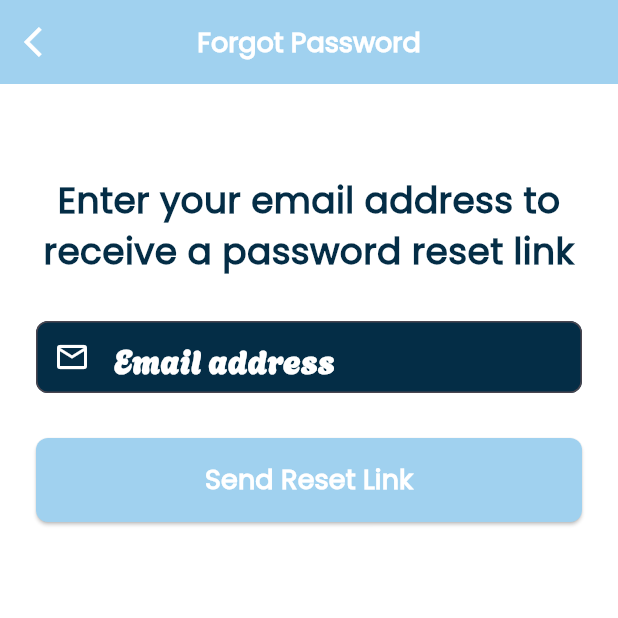
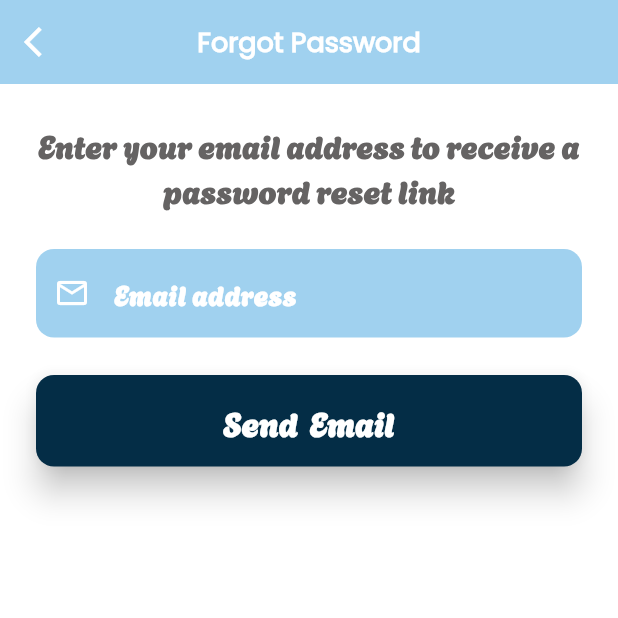
Before and after one commit to fatenhassen/heart_guardian-main, a Flutter app: the screen it shows after launch, after a tap on "Forgot password?", on a phone screen of 412 x 824 dp, the top half of it. Run offline on Flutter 3.47's test engine with Material 3 defaults, Android fonts, the phone set to English and light mode, and no system bars; our stand-ins replace curved_navigation_bar, easy_localization, firebase_auth, firebase_core, firebase_database, flutter_svg and 3 more; accounts and stored records are empty; network calls fail.

Commit message:
scound commit

```diff
--- a/lib/main.dart
+++ b/lib/main.dart
@@ -1,5 +1,7 @@
 import 'package:firebase_core/firebase_core.dart';
 import 'package:flutter/material.dart';
+import 'package:heart_guardian/widgets/NewPasswordScreen.dart';
+import 'package:heart_guardian/widgets/VerifyCodeScreen.dart';
 import 'package:provider/provider.dart';
 import 'package:easy_localization/easy_localization.dart';
 import 'package:heart_guardian/core/app_theme.dart';
--- a/lib/screen/login_view.dart
+++ b/lib/screen/login_view.dart
@@ -1,10 +1,11 @@
 import 'dart:convert';
 import 'dart:ui';
 import 'package:flutter/material.dart';
-
 import 'package:heart_guardian/widgets/forget_password.dart';
 import 'package:http/http.dart' as http;
 import 'package:shared_preferences/shared_preferences.dart';
+import 'package:easy_localization/easy_localization.dart';
+
 import 'home_view.dart';
 import 'signup_view.dart';
 
@@ -38,6 +39,8 @@ class _LoginViewState extends State<LoginView> {
         final int userId = responseData['user_id'];
         await prefs.setInt('user_id', userId);
 
+        if (!mounted) return;
+
         showDialog(
           context: context,
           barrierDismissible: false,
@@ -63,17 +66,17 @@ class _LoginViewState extends State<LoginView> {
                       ),
                       child: Column(
                         mainAxisSize: MainAxisSize.min,
-                        children: const [
-                          Icon(
+                        children: [
+                          const Icon(
                             Icons.check_circle,
                             color: Colors.white,
                             size: 60,
                           ),
-                          SizedBox(height: 15),
+                          const SizedBox(height: 15),
                           Text(
-                            'You have logged in successfully.',
+                            tr("login_success"),
                             textAlign: TextAlign.center,
-                            style: TextStyle(
+                            style: const TextStyle(
                               fontSize: 20,
                               color: Color(0xFF042D46),
                               fontWeight: FontWeight.bold,
@@ -90,31 +93,39 @@ class _LoginViewState extends State<LoginView> {
 
         await Future.delayed(const Duration(seconds: 2));
         if (!mounted) return;
-
         Navigator.of(context)
           ..pop()
           ..pushReplacement(
             MaterialPageRoute(builder: (context) => HomeView(userId: userId)),
           );
       } else {
+        if (!mounted) return;
         ScaffoldMessenger.of(context).showSnackBar(
-          SnackBar(content: Text(responseData['message'] ?? 'Login failed')),
+          SnackBar(
+            content: Text(responseData['message'] ?? tr("login_failed")),
+          ),
         );
       }
     } catch (e) {
-      ScaffoldMessenger.of(context).showSnackBar(
-        const SnackBar(content: Text('Error connecting to server')),
-      );
+      if (!mounted) return;
+      ScaffoldMessenger.of(
+        context,
+      ).showSnackBar(SnackBar(content: Text(tr("error_connecting"))));
     }
   }
 
   @override
   Widget build(BuildContext context) {
+    final isDark = Theme.of(context).brightness == Brightness.dark;
+
     return Scaffold(
       body: Container(
-        decoration: const BoxDecoration(
+        decoration: BoxDecoration(
           gradient: LinearGradient(
-            colors: [Color(0xFFA0D1EF), Color(0xFFFFFFFF)],
+            colors:
+                isDark
+                    ? [Colors.black87, Colors.black]
+                    : [const Color(0xFFA0D1EF), const Color(0xFFFFFFFF)],
             begin: Alignment.topLeft,
             end: Alignment.bottomRight,
           ),
@@ -125,20 +136,20 @@ class _LoginViewState extends State<LoginView> {
             child: Column(
               mainAxisAlignment: MainAxisAlignment.center,
               children: [
-                const Text(
-                  "Hello\nSign in!",
+                Text(
+                  tr("welcome_text"),
                   textAlign: TextAlign.center,
                   style: TextStyle(
                     fontSize: 32,
                     fontWeight: FontWeight.bold,
-                    color: Colors.white,
+                    color: isDark ? Colors.white : Colors.white,
                   ),
                 ),
                 const SizedBox(height: 30),
                 Container(
                   padding: const EdgeInsets.all(20),
                   decoration: BoxDecoration(
-                    color: Colors.white,
+                    color: isDark ? Colors.grey[900] : Colors.white,
                     borderRadius: BorderRadius.circular(20),
                     boxShadow: const [
                       BoxShadow(
@@ -152,10 +163,10 @@ class _LoginViewState extends State<LoginView> {
                     children: [
                       TextField(
                         controller: emailController,
-                        decoration: const InputDecoration(
-                          labelText: "Gmail",
-                          prefixIcon: Icon(Icons.email),
-                          border: OutlineInputBorder(),
+                        decoration: InputDecoration(
+                          labelText: tr("email"),
+                          prefixIcon: const Icon(Icons.email),
+                          border: const OutlineInputBorder(),
                         ),
                       ),
                       const SizedBox(height: 15),
@@ -163,7 +174,7 @@ class _LoginViewState extends State<LoginView> {
                         controller: passwordController,
                         obscureText: _isObscured,
                         decoration: InputDecoration(
-                          labelText: "Password",
+                          labelText: tr("password"),
                           prefixIcon: const Icon(Icons.lock),
                           suffixIcon: IconButton(
                             icon: Icon(
@@ -193,16 +204,15 @@ class _LoginViewState extends State<LoginView> {
                               ),
                             );
                           },
-                          child: const Text(
-                            "Forgot password?",
-                            style: TextStyle(
+                          child: Text(
+                            tr("forgot_password"),
+                            style: const TextStyle(
                               color: Color(0xFF000000),
                               fontWeight: FontWeight.bold,
                             ),
                           ),
                         ),
                       ),
-
                       const SizedBox(height: 20),
                       Container(
                         width: double.infinity,
@@ -223,9 +233,12 @@ class _LoginViewState extends State<LoginView> {
                               borderRadius: BorderRadius.circular(25),
                             ),
                           ),
-                          child: const Text(
-                            "SIGN IN",
-                            style: TextStyle(fontSize: 18, color: Colors.white),
+                          child: Text(
+                            tr("sign_in"),
+                            style: const TextStyle(
+                              fontSize: 18,
+                              color: Colors.white,
+                            ),
                           ),
                         ),
                       ),
@@ -237,12 +250,14 @@ class _LoginViewState extends State<LoginView> {
                   onPressed: () {
                     Navigator.push(
                       context,
-                      MaterialPageRoute(builder: (context) => SignUpView()),
+                      MaterialPageRoute(
+                        builder: (context) => const SignUpView(),
+                      ),
                     );
                   },
-                  child: const Text(
-                    "Don't have an account? Sign up",
-                    style: TextStyle(
+                  child: Text(
+                    tr("dont_have_account"),
+                    style: const TextStyle(
                       color: Color(0xFF848383),
                       fontWeight: FontWeight.bold,
                     ),
--- a/lib/widgets/VerifyCodeScreen.dart
+++ b/lib/widgets/VerifyCodeScreen.dart
@@ -18,7 +18,6 @@ class _VerifyCodeScreenState extends State<VerifyCodeScreen> {
     String enteredCode = _controllers.map((c) => c.text).join();
 
     if (enteredCode.length == 4) {
-
       Navigator.push(
         context,
         MaterialPageRoute(builder: (context) => const NewPasswordScreen()),
@@ -50,7 +49,7 @@ class _VerifyCodeScreenState extends State<VerifyCodeScreen> {
         decoration: const InputDecoration(
           counterText: '',
           filled: true,
-          fillColor: Color(0xFF042D46),
+          fillColor: Colors.white,
           hintStyle: TextStyle(color: Colors.white),
           border: OutlineInputBorder(
             borderRadius: BorderRadius.all(Radius.circular(8)),
--- a/lib/widgets/forget_password.dart
+++ b/lib/widgets/forget_password.dart
@@ -1,5 +1,4 @@
 import 'package:flutter/material.dart';
-import 'package:heart_guardian/widgets/VerifyCodeScreen.dart';
 
 class ForgotPasswordScreen extends StatelessWidget {
   const ForgotPasswordScreen({super.key});
@@ -30,75 +29,78 @@ class ForgotPasswordScreen extends StatelessWidget {
           child: Column(
             crossAxisAlignment: CrossAxisAlignment.center,
             children: [
-              const SizedBox(height: 60),
+              const SizedBox(height: 25),
               const Text(
-                'Enter your email address to\nreceive a password reset link',
+                'Enter your email address to receive a password reset link',
                 textAlign: TextAlign.center,
                 style: TextStyle(
-                  fontFamily: 'Poppins',
-                  fontSize: 24,
+                  fontFamily: 'Agbalumo',
+                  fontSize: 21,
                   fontWeight: FontWeight.bold,
-                  color: Color(0xFF042D46),
+                  color: Color(0xFF656363),
                 ),
               ),
-              const SizedBox(height: 30),
+              const SizedBox(height: 25),
               TextField(
                 decoration: InputDecoration(
                   prefixIcon: const Icon(
                     Icons.email_outlined,
                     color: Colors.white,
+                    size: 24,
                   ),
                   hintText: 'Email address',
                   filled: true,
-                  fillColor: Color(0xFF042D46),
+                  fillColor: Color(0xFFA0D1EF),
                   hintStyle: const TextStyle(
-                    fontSize: 22,
+                    fontFamily: 'Agbalumo',
+                    fontSize: 18,
                     fontWeight: FontWeight.bold,
                     color: Colors.white,
                   ),
-                  contentPadding: const EdgeInsets.only(left: 31),
                   border: OutlineInputBorder(
-                    borderRadius: BorderRadius.circular(8),
+                    borderRadius: BorderRadius.circular(12),
+                    borderSide: BorderSide.none,
+                  ),
+                  focusedBorder: OutlineInputBorder(
+                    borderRadius: BorderRadius.circular(12),
+                    borderSide: BorderSide(
+                      color: Color(0xFF042D46),
+                      width: 3.5,
+                    ),
                   ),
                 ),
                 style: const TextStyle(
-                  fontSize: 24,
+                  fontFamily: 'Agbalumo',
+                  fontSize: 18,
                   fontWeight: FontWeight.bold,
                   color: Colors.white,
                 ),
               ),
-              const SizedBox(height: 30),
+              const SizedBox(height: 25),
               SizedBox(
                 width: double.infinity,
                 child: ElevatedButton(
                   style: ElevatedButton.styleFrom(
-                    backgroundColor: const Color(0xFFA0D1EF),
-                    padding: const EdgeInsets.symmetric(vertical: 15),
+                    backgroundColor: Color(0xFF042D46),
+                    padding: EdgeInsets.symmetric(vertical: 15),
                     shape: RoundedRectangleBorder(
-                      borderRadius: BorderRadius.circular(8),
+                      borderRadius: BorderRadius.circular(12),
                     ),
+                    elevation: 9,
                   ),
                   onPressed: () {
-  // ممكن تضيفي هنا إرسال حقيقي لو عندك باك اند
-
-  Navigator.push(
-    context,
-    MaterialPageRoute(builder: (context) => const VerifyCodeScreen()),
-  );
-
                     ScaffoldMessenger.of(context).showSnackBar(
                       const SnackBar(
                         content: Text("Reset link has been sent to your email"),
                       ),
                     );
                   },
-
                   child: const Text(
-                    'Send Reset Link',
+                    'Send  Email',
                     style: TextStyle(
+                      fontFamily: 'Agbalumo',
                       fontWeight: FontWeight.bold,
-                      fontSize: 18,
-                      fontFamily: 'Poppins',
+                      fontSize: 22,
                       color: Colors.white,
                     ),
                   ),
```
Also changed, not shown: assets/translations/ar.json (+25 -1 lines), assets/translations/en.json (+25 -1 lines), lib/screen/signup_view.dart (+20 -20 lines), lib/screen/welcome_view.dart (+17 -17 lines), lib/widgets/NewPasswordScreen.dart (+7 -8 lines). Lines whose indentation alone changed are shown as unchanged.
